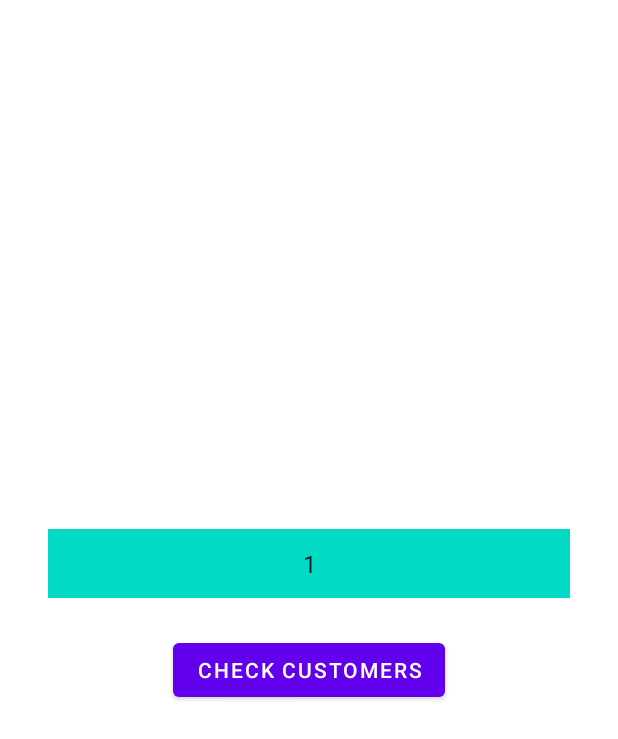
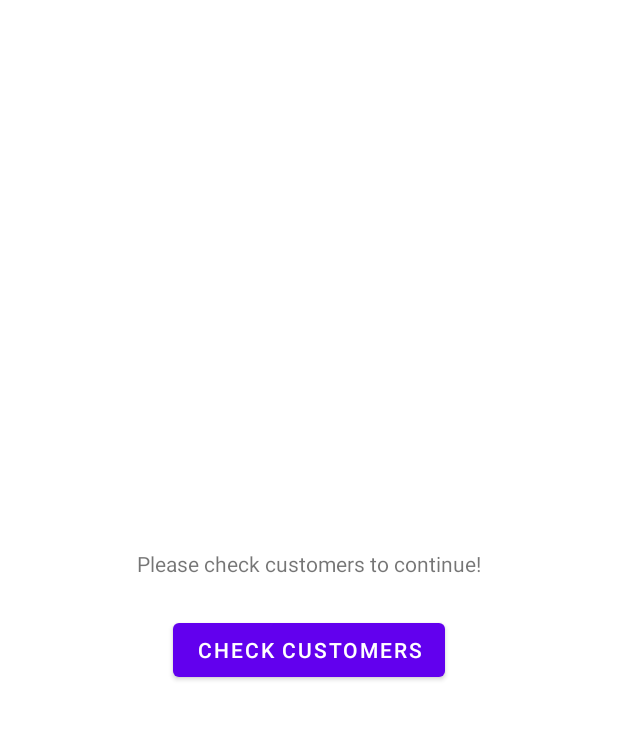
Before and after one commit to shahad-mahmud/rsf_attendence, an Android app: the screen it shows after launch (ActivitySendPresence), on a phone screen of 412 x 824 dp. Shown: the top 739 px of the screen. Run offline under Robolectric (Android 15) with nearby library versions, the phone set to English and light mode, and no system bars; our stand-ins replace Volley.

Commit message:
presence whole UI done

```diff
--- a/app/src/main/java/com/shahad/rsfattendence/ActivitySendPresence.java
+++ b/app/src/main/java/com/shahad/rsfattendence/ActivitySendPresence.java
@@ -12,6 +12,7 @@ import android.util.Log;
 import android.view.View;
 import android.widget.ArrayAdapter;
 import android.widget.Spinner;
+import android.widget.TextView;
 
 import androidx.annotation.Nullable;
 import androidx.appcompat.app.AppCompatActivity;
@@ -30,10 +31,13 @@ import com.google.android.gms.location.LocationServices;
 import com.google.android.material.button.MaterialButton;
 import com.google.android.material.dialog.MaterialAlertDialogBuilder;
 import com.shahad.rsfattendence.helperClasses.InternetCheck;
+import com.shahad.rsfattendence.helperClasses.LoadingDialog;
 
 import org.json.JSONArray;
 import org.json.JSONException;
 import org.json.JSONObject;
+
+import java.util.ArrayList;
 
 /*
  * Created by SHAHAD MAHMUD on 7/22/20
@@ -43,17 +47,19 @@ public class ActivitySendPresence extends AppCompatActivity {
     private static final String SERVICE_ACCESS_USER_NAME = "RSFWSA";
     private static final String SERVICE_ACCESS_CODE = "abcd12345";
 
-
-    private Spinner customerSpinner;
-    private MaterialButton checkCustomerButton;
-
     private RequestQueue queue;
     private MaterialAlertDialogBuilder dialogBuilder;
+    private LoadingDialog loadingDialog;
 
     private String imei_num = "";
 
     private String latitude;
     private String longitude;
+
+    //-------------UI elements--------------------
+    private TextView promptTextView;
+    private Spinner customerSpinner;
+    private MaterialButton checkCustomerButton;
 
     @Override
     protected void onCreate(@Nullable Bundle savedInstanceState) {
@@ -62,9 +68,9 @@ public class ActivitySendPresence extends AppCompatActivity {
 
         queue = Volley.newRequestQueue(ActivitySendPresence.this);
         dialogBuilder = new MaterialAlertDialogBuilder(ActivitySendPresence.this);
+        loadingDialog = new LoadingDialog(ActivitySendPresence.this);
 
         findElements();
-        populateSpinner();
 
         getImeiNum();
         getLocation();
@@ -95,6 +101,8 @@ public class ActivitySendPresence extends AppCompatActivity {
     }
 
     void findElements() {
+        promptTextView = findViewById(R.id.presence_prompt_text);
+
         customerSpinner = findViewById(R.id.presence_spinner);
 
         checkCustomerButton = findViewById(R.id.presence_check_customer_button);
@@ -112,17 +120,18 @@ public class ActivitySendPresence extends AppCompatActivity {
                 .show();
     }
 
-    void populateSpinner() {
-        String[] arraySpinner = new String[]{
-                "1", "2", "3", "4", "5", "6", "7"
-        };
+    void populateSpinner(ArrayList<String> list) {
+        promptTextView.setVisibility(View.GONE);
+        customerSpinner.setVisibility(View.VISIBLE);
+
         ArrayAdapter<String> adapter = new ArrayAdapter<String>(this,
-                android.R.layout.simple_spinner_item, arraySpinner);
+                android.R.layout.simple_spinner_item, list);
         adapter.setDropDownViewResource(android.R.layout.simple_spinner_dropdown_item);
         customerSpinner.setAdapter(adapter);
     }
 
     private void getImeiNum() {
+        loadingDialog.startLoadingDialog("Reading IMEI number...");
         // first check for permission
         if (ContextCompat.checkSelfPermission(ActivitySendPresence.this,
                 Manifest.permission.READ_PHONE_STATE) == PackageManager.PERMISSION_GRANTED) {
@@ -136,7 +145,9 @@ public class ActivitySendPresence extends AppCompatActivity {
                 imei_num = telephonyManager.getDeviceId(0);
                 Log.i(TAG + " IMEI", imei_num);
             }
+            loadingDialog.dismissLoadingDialog();
         } else {
+            loadingDialog.dismissLoadingDialog();
             //permission is not granted. Show error
             showDialog("Permission not granted", "Permission to read IMEI number is not " +
                     "granted. Please log in again with granting the permissions.");
@@ -144,6 +155,7 @@ public class ActivitySendPresence extends AppCompatActivity {
     }
 
     private void getLocation() {
+        loadingDialog.startLoadingDialog("Reading current location...");
         // first check for permission
         if (ContextCompat.checkSelfPermission(ActivitySendPresence.this,
                 Manifest.permission.ACCESS_COARSE_LOCATION) == PackageManager.PERMISSION_GRANTED &&
@@ -178,9 +190,11 @@ public class ActivitySendPresence extends AppCompatActivity {
                                                 + "long: " + longitude
                                 );
                             }
+                            loadingDialog.dismissLoadingDialog();
                         }
                     }, Looper.getMainLooper());
         } else {
+            loadingDialog.dismissLoadingDialog();
             //permission is not granted. Ask for permission
             showDialog("Permission not granted", "Permission to read Location is not " +
                     "granted. Please log in again with granting the permissions.");
@@ -188,6 +202,8 @@ public class ActivitySendPresence extends AppCompatActivity {
     }
 
     void getCustomers() {
+        loadingDialog.startLoadingDialog("Fetching Customer List...");
+
         String url = "https://202.164.211.110/RASolarERPWebServices/RASolarERP_SecurityAdmin.svc/" +
                 "CustomerInfo?DeviceID=" + imei_num + "&PanelSerialNo=&BatterySerialNo=&LocationLatitude=" +
                 latitude + "&LocationLongitude=" + longitude + "&ServiceAccessUserName=" +
@@ -201,22 +217,34 @@ public class ActivitySendPresence extends AppCompatActivity {
                     public void onResponse(JSONObject response) {
                         if (response != null) {
                             Log.d(TAG + " LOGIN", response.toString());
-
                             try {
                                 JSONArray jsonArray = response.getJSONArray("CustomerInfo");
-                                JSONObject info = jsonArray.getJSONObject(0);
-                                Log.d(TAG + " LOGIN", info.toString());
+                                int lenOfArray = jsonArray.length();
+                                ArrayList<String> cusList = new ArrayList<String>();
+
+                                for (int i = 0; i < lenOfArray; i++) {
+                                    JSONObject object = jsonArray.getJSONObject(i);
+                                    String temp = object.getString("CustomerName");
+                                    Log.d(TAG + " cus Str", temp);
+                                    cusList.add(temp);
+                                }
+
+                                populateSpinner(cusList);
                             } catch (JSONException e) {
                                 e.printStackTrace();
                             }
 
                         }
+                        loadingDialog.dismissLoadingDialog();
                     }
                 }, new Response.ErrorListener() {
             @Override
             public void onErrorResponse(VolleyError error) {
 //                Log.e(TAG + " Access code", Objects.requireNonNull(error.getMessage()));
                 error.printStackTrace();
+                loadingDialog.dismissLoadingDialog();
+                showDialog("Error", "Error occurred while fetching the customer" +
+                        " list. Please try again.");
             }
         });
 
--- /dev/null
+++ b/app/src/main/java/com/shahad/rsfattendence/helperClasses/LoadingDialog.java
@@ -0,0 +1,44 @@
+package com.shahad.rsfattendence.helperClasses;
+
+import android.app.Activity;
+import android.view.LayoutInflater;
+import android.view.View;
+import android.widget.TextView;
+
+import androidx.appcompat.app.AlertDialog;
+
+import com.google.android.material.dialog.MaterialAlertDialogBuilder;
+import com.shahad.rsfattendence.R;
+
+/*
+ * Created by SHAHAD MAHMUD on 7/23/20
+ */
+public class LoadingDialog {
+    private AlertDialog dialogs;
+    private Activity activity;
+
+
+    public LoadingDialog(Activity activity) {
+        this.activity = activity;
+    }
+
+    public void startLoadingDialog(String message) {
+        MaterialAlertDialogBuilder builder = new MaterialAlertDialogBuilder(activity);
+
+        LayoutInflater inflater = activity.getLayoutInflater();
+        View view = inflater.inflate(R.layout.design_loading_dialog, null);
+
+        TextView loadingText = view.findViewById(R.id.loading_text);
+        loadingText.setText(message);
+
+        builder.setView(view);
+        builder.setCancelable(false);
+
+        dialogs = builder.create();
+        dialogs.show();
+    }
+
+    public void dismissLoadingDialog() {
+        dialogs.dismiss();
+    }
+}
--- a/app/src/main/res/layout/activity_presence.xml
+++ b/app/src/main/res/layout/activity_presence.xml
@@ -1,18 +1,30 @@
 <?xml version="1.0" encoding="utf-8"?>
 <RelativeLayout xmlns:android="http://schemas.android.com/apk/res/android"
+    xmlns:app="http://schemas.android.com/apk/res-auto"
+    xmlns:tools="http://schemas.android.com/tools"
     android:layout_width="match_parent"
-    android:layout_height="match_parent">
+    android:layout_height="match_parent"
+    android:animateLayoutChanges="true">
 
     <RelativeLayout
         android:layout_width="wrap_content"
         android:layout_height="wrap_content"
-        android:layout_centerInParent="true">
+        android:layout_centerInParent="true"
+        tools:ignore="UselessParent">
+
+        <TextView
+            android:id="@+id/presence_prompt_text"
+            android:layout_width="wrap_content"
+            android:layout_height="wrap_content"
+            android:layout_centerHorizontal="true"
+            android:text="@string/please_check_customers_to_continue" />
 
         <Spinner
             android:id="@+id/presence_spinner"
             style="@style/Widget.MaterialComponents.TextInputLayout.OutlinedBox"
             android:layout_width="match_parent"
             android:layout_height="wrap_content"
+            android:layout_below="@id/presence_prompt_text"
             android:layout_centerHorizontal="true"
             android:layout_marginStart="32dp"
             android:layout_marginEnd="32dp"
@@ -21,7 +33,8 @@
             android:paddingTop="12dp"
             android:paddingBottom="12dp"
             android:spinnerMode="dialog"
-            android:textAlignment="center" />
+            android:textAlignment="center"
+            android:visibility="gone" />
 
         <com.google.android.material.button.MaterialButton
             android:id="@+id/presence_check_customer_button"
@@ -31,6 +44,105 @@
             android:layout_centerHorizontal="true"
             android:layout_marginTop="24dp"
             android:text="@string/check_customers" />
+
+        <RelativeLayout
+            android:id="@+id/presence_battery_serial_holder"
+            android:layout_width="match_parent"
+            android:layout_height="wrap_content"
+            android:layout_below="@id/presence_check_customer_button"
+            android:layout_marginStart="32dp"
+            android:layout_marginLeft="32dp"
+            android:layout_marginTop="16dp"
+            android:layout_marginEnd="32dp"
+            android:layout_marginRight="32dp"
+            android:orientation="horizontal"
+            android:visibility="gone">
+
+            <com.google.android.material.textfield.TextInputLayout
+                android:id="@+id/presence_panel_serial_layout"
+                style="@style/Widget.MaterialComponents.TextInputLayout.OutlinedBox"
+                android:layout_width="match_parent"
+                android:layout_height="wrap_content"
+                android:layout_centerVertical="true"
+                android:layout_toStartOf="@id/presence_panel_serial_scan_button"
+
+                app:hintAnimationEnabled="true">
+
+                <com.google.android.material.textfield.TextInputEditText
+                    android:id="@+id/login_user_id"
+                    android:layout_width="match_parent"
+                    android:layout_height="wrap_content"
+                    android:hint="@string/panel_serial" />
+            </com.google.android.material.textfield.TextInputLayout>
+
+            <com.google.android.material.button.MaterialButton
+                android:id="@+id/presence_panel_serial_scan_button"
+                style="?attr/materialButtonOutlinedStyle"
+                android:layout_width="wrap_content"
+                android:layout_height="wrap_content"
+                android:layout_alignParentEnd="true"
+                android:layout_centerVertical="true"
+                android:layout_marginStart="8dp"
+                android:minWidth="0dp"
+                android:paddingLeft="12dp"
+                android:paddingRight="12dp"
+                android:text="@string/scan"
+                android:textAllCaps="false" />
+        </RelativeLayout>
+
+        <RelativeLayout
+            android:id="@+id/presence_panel_serial_holder"
+            android:layout_width="match_parent"
+            android:layout_height="wrap_content"
+            android:layout_below="@id/presence_battery_serial_holder"
+            android:layout_marginStart="32dp"
+            android:layout_marginLeft="32dp"
+            android:layout_marginTop="16dp"
+            android:layout_marginEnd="32dp"
+            android:layout_marginRight="32dp"
+            android:visibility="gone">
+
+            <com.google.android.material.textfield.TextInputLayout
+                android:id="@+id/presence_battery_serial_layout"
+                style="@style/Widget.MaterialComponents.TextInputLayout.OutlinedBox"
+                android:layout_width="match_parent"
+                android:layout_height="wrap_content"
+                android:layout_centerVertical="true"
+                android:layout_toStartOf="@id/presence_battery_serial_scan_button"
+                app:hintAnimationEnabled="true">
+
+                <com.google.android.material.textfield.TextInputEditText
+                    android:id="@+id/login_user_pass"
+                    android:layout_width="match_parent"
+                    android:layout_height="wrap_content"
+                    android:hint="@string/battery_serial"
+                    android:inputType="textPassword" />
+            </com.google.android.material.textfield.TextInputLayout>
+
+            <com.google.android.material.button.MaterialButton
+                android:id="@+id/presence_battery_serial_scan_button"
+                style="?attr/materialButtonOutlinedStyle"
+                android:layout_width="wrap_content"
+                android:layout_height="wrap_content"
+                android:layout_alignParentEnd="true"
+                android:layout_centerVertical="true"
+                android:layout_marginStart="8dp"
+                android:minWidth="0dp"
+                android:paddingLeft="12dp"
+                android:paddingRight="12dp"
+                android:text="@string/scan"
+                android:textAllCaps="false" />
+        </RelativeLayout>
+
+        <com.google.android.material.button.MaterialButton
+            android:id="@+id/presence_send_button"
+            android:layout_width="wrap_content"
+            android:layout_height="wrap_content"
+            android:layout_below="@id/presence_panel_serial_holder"
+            android:layout_centerHorizontal="true"
+            android:layout_marginTop="24dp"
+            android:text="@string/send"
+            android:visibility="gone" />
     </RelativeLayout>
 
 
--- /dev/null
+++ b/app/src/main/res/layout/design_loading_dialog.xml
@@ -0,0 +1,30 @@
+<?xml version="1.0" encoding="utf-8"?>
+<androidx.constraintlayout.widget.ConstraintLayout xmlns:android="http://schemas.android.com/apk/res/android"
+    xmlns:app="http://schemas.android.com/apk/res-auto"
+    android:layout_width="match_parent"
+    android:layout_height="wrap_content">
+
+    <ProgressBar
+        android:id="@+id/loading_progress_bar"
+        style="?android:attr/progressBarStyle"
+        android:layout_width="wrap_content"
+        android:layout_height="wrap_content"
+        android:layout_marginStart="32dp"
+        android:layout_marginTop="64dp"
+        android:layout_marginEnd="32dp"
+        app:layout_constraintEnd_toEndOf="parent"
+        app:layout_constraintStart_toStartOf="parent"
+        app:layout_constraintTop_toTopOf="parent" />
+
+    <TextView
+        android:id="@+id/loading_text"
+        android:layout_width="wrap_content"
+        android:layout_height="wrap_content"
+        android:layout_marginTop="24dp"
+        android:layout_marginBottom="64dp"
+        android:text="@string/loading"
+        app:layout_constraintBottom_toBottomOf="parent"
+        app:layout_constraintEnd_toEndOf="parent"
+        app:layout_constraintStart_toStartOf="parent"
+        app:layout_constraintTop_toBottomOf="@+id/loading_progress_bar" />
+</androidx.constraintlayout.widget.ConstraintLayout>
--- a/app/src/main/res/values/strings.xml
+++ b/app/src/main/res/values/strings.xml
@@ -9,4 +9,10 @@
     <string name="version_num">V 0.0.0</string>
     <string name="helper_text_user_id">Enter your RSF user ID.</string>
     <string name="check_customers">Check Customers</string>
+    <string name="loading">Loading...</string>
+    <string name="please_check_customers_to_continue">Please check customers to continue!</string>
+    <string name="panel_serial">Panel Serial</string>
+    <string name="battery_serial">Battery Serial</string>
+    <string name="scan">Scan</string>
+    <string name="send">Send</string>
 </resources>
```
Also changed, not shown: 33 other files.
